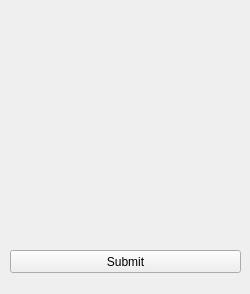
Anujg935/OMChemSimGUI, file dockWidget.ui: the form before one commit.
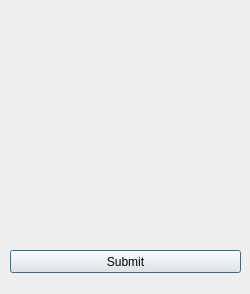
The form after the commit.

What changed in the file:
```diff
--- a/dockWidget.ui
+++ b/dockWidget.ui
@@ -71,6 +71,12 @@
      <property name="text">
       <string>Submit</string>
      </property>
+     <property name="autoDefault">
+      <bool>true</bool>
+     </property>
+     <property name="default">
+      <bool>true</bool>
+     </property>
     </widget>
    </widget>
    <widget class="QWidget" name="page_2">
```
Left out of the diff: 2 changed lines with no effect on the pictures.
